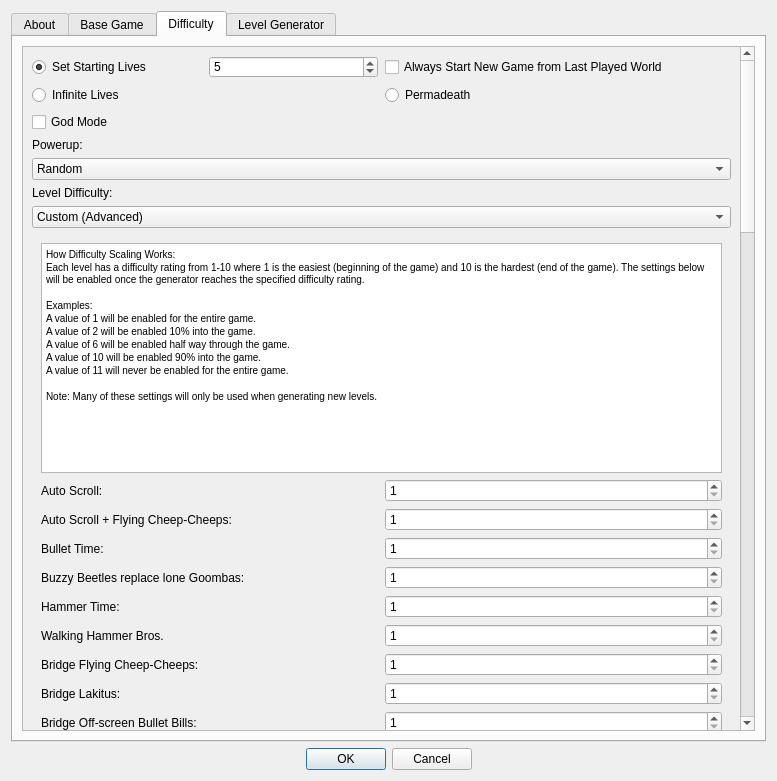
This is SMB1/SMB1_Compliance_To_SMB1/Configure_Settings_Form.ui in Coolcord/Level-Headed as Qt 5 draws it before an edit. The edited form follows.
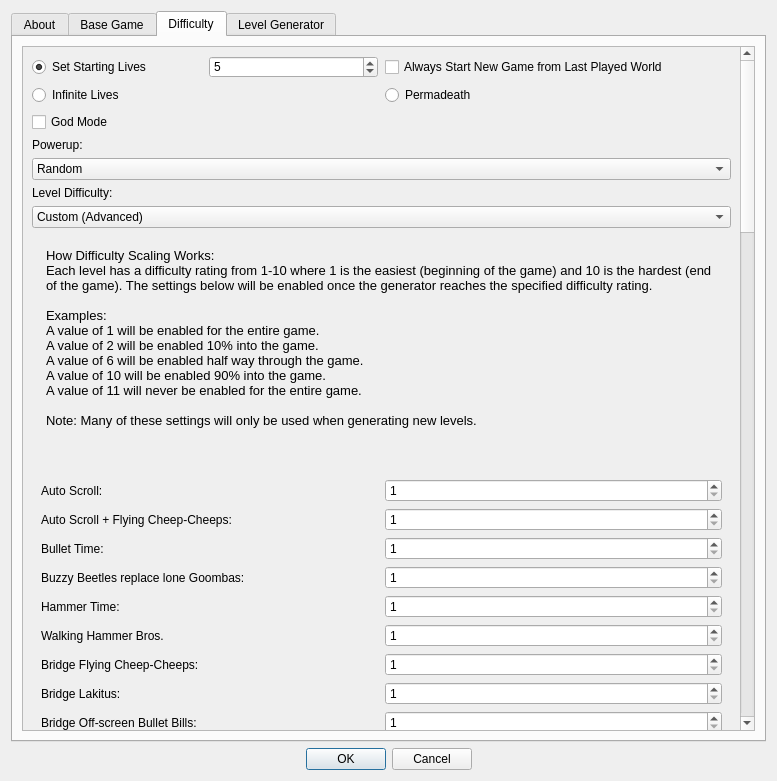
This is the edited form. The open tabs and pages were chosen to show the change.

The edit to the form file:
```diff
--- a/SMB1/SMB1_Compliance_To_SMB1/Configure_Settings_Form.ui
+++ b/SMB1/SMB1_Compliance_To_SMB1/Configure_Settings_Form.ui
@@ -873,8 +873,8 @@
            <rect>
             <x>0</x>
             <y>0</y>
-            <width>710</width>
-            <height>3011</height>
+            <width>721</width>
+            <height>3003</height>
            </rect>
           </property>
           <layout class="QVBoxLayout" name="verticalLayout_3">
@@ -1244,22 +1244,33 @@
                     <height>230</height>
                    </size>
                   </property>
+                  <property name="font">
+                   <font>
+                    <pointsize>10</pointsize>
+                   </font>
+                  </property>
+                  <property name="styleSheet">
+                   <string notr="true">background-color: transparent;</string>
+                  </property>
                   <property name="html">
                    <string>&lt;!DOCTYPE HTML PUBLIC &quot;-//W3C//DTD HTML 4.0//EN&quot; &quot;http://www.w3.org/TR/REC-html40/strict.dtd&quot;&gt;
-&lt;html&gt;&lt;head&gt;&lt;meta name=&quot;qrichtext&quot; content=&quot;1&quot; /&gt;&lt;style type=&quot;text/css&quot;&gt;
+&lt;html&gt;&lt;head&gt;&lt;meta name=&quot;qrichtext&quot; content=&quot;1&quot; /&gt;&lt;meta charset=&quot;utf-8&quot; /&gt;&lt;style type=&quot;text/css&quot;&gt;
 p, li { white-space: pre-wrap; }
-&lt;/style&gt;&lt;/head&gt;&lt;body style=&quot; font-family:'MS Shell Dlg 2'; font-size:7.8pt; font-weight:400; font-style:normal;&quot;&gt;
-&lt;p style=&quot; margin-top:0px; margin-bottom:0px; margin-left:0px; margin-right:0px; -qt-block-indent:0; text-indent:0px;&quot;&gt;How Difficulty Scaling Works:&lt;/p&gt;
-&lt;p style=&quot; margin-top:0px; margin-bottom:0px; margin-left:0px; margin-right:0px; -qt-block-indent:0; text-indent:0px;&quot;&gt;Each level has a difficulty rating from 1-10 where 1 is the easiest (beginning of the game) and 10 is the hardest (end of the game). The settings below will be enabled once the generator reaches the specified difficulty rating.&lt;/p&gt;
-&lt;p style=&quot;-qt-paragraph-type:empty; margin-top:0px; margin-bottom:0px; margin-left:0px; margin-right:0px; -qt-block-indent:0; text-indent:0px;&quot;&gt;&lt;br /&gt;&lt;/p&gt;
-&lt;p style=&quot; margin-top:0px; margin-bottom:0px; margin-left:0px; margin-right:0px; -qt-block-indent:0; text-indent:0px;&quot;&gt;Examples:&lt;/p&gt;
-&lt;p style=&quot; margin-top:0px; margin-bottom:0px; margin-left:0px; margin-right:0px; -qt-block-indent:0; text-indent:0px;&quot;&gt;A value of 1 will be enabled for the entire game.&lt;/p&gt;
-&lt;p style=&quot; margin-top:0px; margin-bottom:0px; margin-left:0px; margin-right:0px; -qt-block-indent:0; text-indent:0px;&quot;&gt;A value of 2 will be enabled 10% into the game.&lt;/p&gt;
-&lt;p style=&quot; margin-top:0px; margin-bottom:0px; margin-left:0px; margin-right:0px; -qt-block-indent:0; text-indent:0px;&quot;&gt;A value of 6 will be enabled half way through the game.&lt;/p&gt;
-&lt;p style=&quot; margin-top:0px; margin-bottom:0px; margin-left:0px; margin-right:0px; -qt-block-indent:0; text-indent:0px;&quot;&gt;A value of 10 will be enabled 90% into the game.&lt;/p&gt;
-&lt;p style=&quot; margin-top:0px; margin-bottom:0px; margin-left:0px; margin-right:0px; -qt-block-indent:0; text-indent:0px;&quot;&gt;A value of 11 will never be enabled for the entire game.&lt;/p&gt;
-&lt;p style=&quot;-qt-paragraph-type:empty; margin-top:0px; margin-bottom:0px; margin-left:0px; margin-right:0px; -qt-block-indent:0; text-indent:0px;&quot;&gt;&lt;br /&gt;&lt;/p&gt;
-&lt;p style=&quot; margin-top:0px; margin-bottom:0px; margin-left:0px; margin-right:0px; -qt-block-indent:0; text-indent:0px;&quot;&gt;Note: Many of these settings will only be used when generating new levels.&lt;/p&gt;&lt;/body&gt;&lt;/html&gt;</string>
+hr { height: 1px; border-width: 0; }
+li.unchecked::marker { content: &quot;\2610&quot;; }
+li.checked::marker { content: &quot;\2612&quot;; }
+&lt;/style&gt;&lt;/head&gt;&lt;body style=&quot; font-family:'Open Sans'; font-size:10pt; font-weight:400; font-style:normal;&quot;&gt;
+&lt;p style=&quot; margin-top:0px; margin-bottom:0px; margin-left:0px; margin-right:0px; -qt-block-indent:0; text-indent:0px;&quot;&gt;&lt;span style=&quot; font-family:'MS Shell Dlg 2';&quot;&gt;How Difficulty Scaling Works:&lt;/span&gt;&lt;/p&gt;
+&lt;p style=&quot; margin-top:0px; margin-bottom:0px; margin-left:0px; margin-right:0px; -qt-block-indent:0; text-indent:0px;&quot;&gt;&lt;span style=&quot; font-family:'MS Shell Dlg 2';&quot;&gt;Each level has a difficulty rating from 1-10 where 1 is the easiest (beginning of the game) and 10 is the hardest (end of the game). The settings below will be enabled once the generator reaches the specified difficulty rating.&lt;/span&gt;&lt;/p&gt;
+&lt;p style=&quot;-qt-paragraph-type:empty; margin-top:0px; margin-bottom:0px; margin-left:0px; margin-right:0px; -qt-block-indent:0; text-indent:0px; font-family:'MS Shell Dlg 2';&quot;&gt;&lt;br /&gt;&lt;/p&gt;
+&lt;p style=&quot; margin-top:0px; margin-bottom:0px; margin-left:0px; margin-right:0px; -qt-block-indent:0; text-indent:0px;&quot;&gt;&lt;span style=&quot; font-family:'MS Shell Dlg 2';&quot;&gt;Examples:&lt;/span&gt;&lt;/p&gt;
+&lt;p style=&quot; margin-top:0px; margin-bottom:0px; margin-left:0px; margin-right:0px; -qt-block-indent:0; text-indent:0px;&quot;&gt;&lt;span style=&quot; font-family:'MS Shell Dlg 2';&quot;&gt;A value of 1 will be enabled for the entire game.&lt;/span&gt;&lt;/p&gt;
+&lt;p style=&quot; margin-top:0px; margin-bottom:0px; margin-left:0px; margin-right:0px; -qt-block-indent:0; text-indent:0px;&quot;&gt;&lt;span style=&quot; font-family:'MS Shell Dlg 2';&quot;&gt;A value of 2 will be enabled 10% into the game.&lt;/span&gt;&lt;/p&gt;
+&lt;p style=&quot; margin-top:0px; margin-bottom:0px; margin-left:0px; margin-right:0px; -qt-block-indent:0; text-indent:0px;&quot;&gt;&lt;span style=&quot; font-family:'MS Shell Dlg 2';&quot;&gt;A value of 6 will be enabled half way through the game.&lt;/span&gt;&lt;/p&gt;
+&lt;p style=&quot; margin-top:0px; margin-bottom:0px; margin-left:0px; margin-right:0px; -qt-block-indent:0; text-indent:0px;&quot;&gt;&lt;span style=&quot; font-family:'MS Shell Dlg 2';&quot;&gt;A value of 10 will be enabled 90% into the game.&lt;/span&gt;&lt;/p&gt;
+&lt;p style=&quot; margin-top:0px; margin-bottom:0px; margin-left:0px; margin-right:0px; -qt-block-indent:0; text-indent:0px;&quot;&gt;&lt;span style=&quot; font-family:'MS Shell Dlg 2';&quot;&gt;A value of 11 will never be enabled for the entire game.&lt;/span&gt;&lt;/p&gt;
+&lt;p style=&quot;-qt-paragraph-type:empty; margin-top:0px; margin-bottom:0px; margin-left:0px; margin-right:0px; -qt-block-indent:0; text-indent:0px; font-family:'MS Shell Dlg 2';&quot;&gt;&lt;br /&gt;&lt;/p&gt;
+&lt;p style=&quot; margin-top:0px; margin-bottom:0px; margin-left:0px; margin-right:0px; -qt-block-indent:0; text-indent:0px;&quot;&gt;&lt;span style=&quot; font-family:'MS Shell Dlg 2';&quot;&gt;Note: Many of these settings will only be used when generating new levels.&lt;/span&gt;&lt;/p&gt;&lt;/body&gt;&lt;/html&gt;</string>
                   </property>
                  </widget>
                 </item>
```
Left out of the diff: 39 changed lines with no effect on the pictures.
